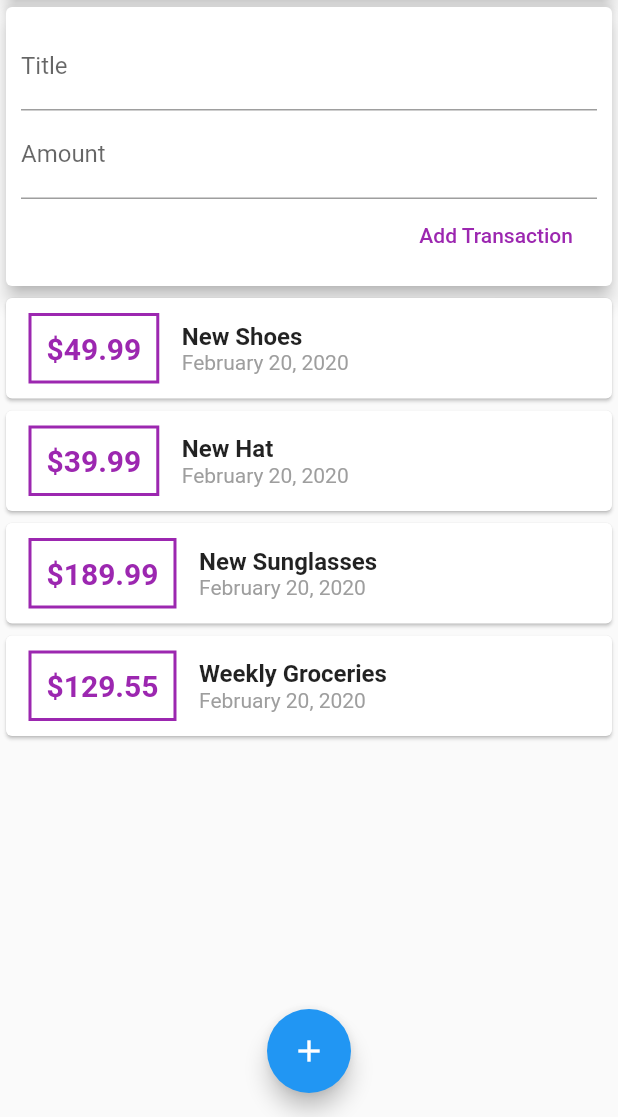
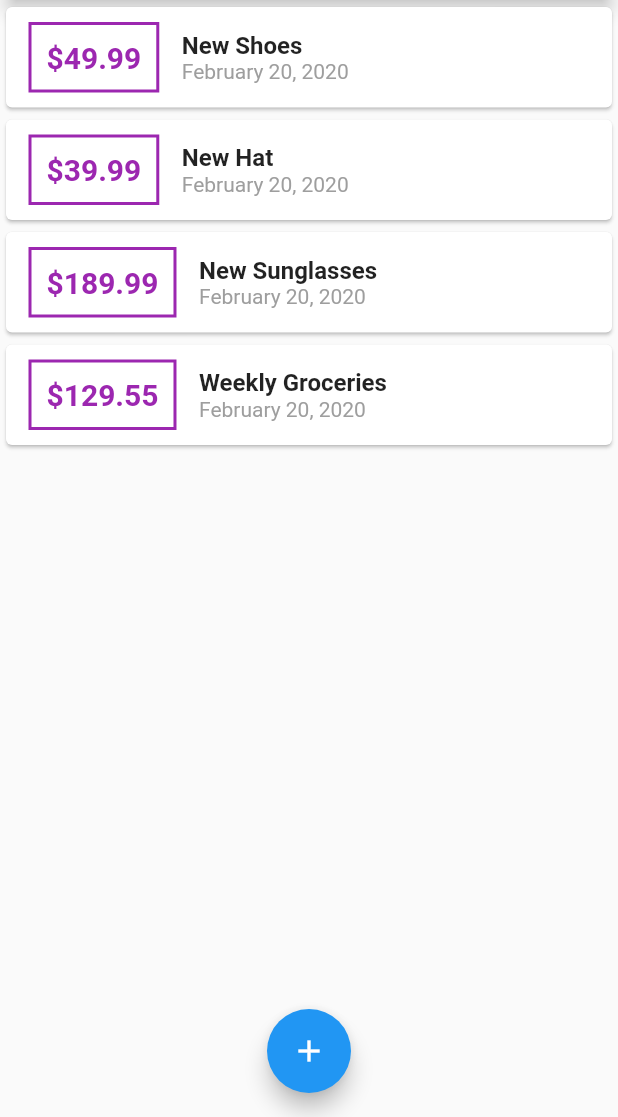
Before and after one commit to Liight/Expenditure-Tracker, a Flutter app: the screen it shows after launch, on a phone screen of 412 x 824 dp, the part 119-1236 px from its top. Run offline on Flutter 3.47's test engine with Material 2 defaults, Android fonts, the phone set to English and light mode, and no system bars.

Commit message:
- add modal - refactor (removed widget)

```diff
--- a/lib/main.dart
+++ b/lib/main.dart
@@ -1,8 +1,10 @@
 // flutter
 import 'package:flutter/material.dart';
+import 'package:flutter_expenditure_tracker/widgets/new_transaction.dart';
 
 // custom
-import './widgets/user_transactions.dart';
+import './widgets/transactionList.dart';
+import './models/transaction.dart';
 
 // run app
 void main() => runApp(MyApp());
@@ -12,22 +14,67 @@ class MyApp extends StatelessWidget {
   @override
   Widget build(BuildContext context) {
     return MaterialApp(
-      title: 'Flutter App',
+      title: 'Expenditure Tracker',
       home: MyHomePage(),
     );
   }
 }
 
 // main app state
-class MyHomePage extends StatelessWidget {
-  // user input variables
-  // String titleInput;
-  // String amountInput;
+class MyHomePage extends StatefulWidget {
+  @override
+  _MyHomePageState createState() => _MyHomePageState();
+}
 
-  final titleController =
-      TextEditingController(); // flutter controller for text input
-  final amountController =
-      TextEditingController(); // flutter controller for text input
+class _MyHomePageState extends State<MyHomePage> {
+  final List<Transaction> _userTransactions = [
+    Transaction(
+      id: 't1',
+      title: 'New Shoes',
+      amount: 49.99,
+      date: DateTime.now(),
+    ),
+    Transaction(
+      id: 't2',
+      title: 'New Hat',
+      amount: 39.99,
+      date: DateTime.now(),
+    ),
+    Transaction(
+      id: 't3',
+      title: 'New Sunglasses',
+      amount: 189.99,
+      date: DateTime.now(),
+    ),
+    Transaction(
+      id: 't4',
+      title: 'Weekly Groceries',
+      amount: 129.55,
+      date: DateTime.now(),
+    ),
+  ];
+
+  void _addNewTransaction(String txTitle, double txAmount) {
+    final newTx = Transaction(
+      title: txTitle,
+      amount: txAmount,
+      date: DateTime.now(),
+      id: DateTime.now().toString(),
+    );
+
+    setState(() {
+      _userTransactions.add(newTx);
+    });
+  }
+
+  void _startAddNewTransaction(BuildContext ctx) {
+    showModalBottomSheet(
+      context: ctx,
+      builder: (_) {
+        return NewTransaction(_addNewTransaction);
+      },
+    );
+  }
 
   @override
   Widget build(BuildContext context) {
@@ -35,12 +82,10 @@ class MyHomePage extends StatelessWidget {
       appBar: AppBar(title: Text('Expenditure Tracker'), actions: <Widget>[
         IconButton(
           icon: Icon(Icons.add),
-          onPressed: () {},
+          onPressed: () => _startAddNewTransaction(context),
         ),
       ]),
       body: ListView(
-        // mainAxisAlignment: MainAxisAlignment.spaceAround,
-        // crossAxisAlignment: CrossAxisAlignment.center,
         children: <Widget>[
           Container(
             width: double.infinity,
@@ -52,13 +97,13 @@ class MyHomePage extends StatelessWidget {
               elevation: 5,
             ),
           ),
-          UserTransactions(),
+          TransactionList(_userTransactions),
         ],
       ),
       floatingActionButtonLocation: FloatingActionButtonLocation.centerFloat,
       floatingActionButton: FloatingActionButton(
         child: Icon(Icons.add),
-        onPressed: () {},
+        onPressed: () => _startAddNewTransaction(context),
       ),
     );
   }
--- a/lib/widgets/user_transactions.dart
+++ /dev/null
@@ -1,61 +0,0 @@
-import 'package:flutter/material.dart';
-
-import './new_transaction.dart';
-import './transactionList.dart';
-import '../models/transaction.dart';
-
-class UserTransactions extends StatefulWidget {
-  @override
-  _UserTransactionsState createState() => _UserTransactionsState();
-}
-
-class _UserTransactionsState extends State<UserTransactions> {
-// list of transactions(custom class Transaction is not a widget)
-  final List<Transaction> _userTransactions = [
-    Transaction(
-      id: 't1',
-      title: 'New Shoes',
-      amount: 49.99,
-      date: DateTime.now(),
-    ),
-    Transaction(
-      id: 't2',
-      title: 'New Hat',
-      amount: 39.99,
-      date: DateTime.now(),
-    ),
-    Transaction(
-      id: 't3',
-      title: 'New Sunglasses',
-      amount: 189.99,
-      date: DateTime.now(),
-    ),
-    Transaction(
-      id: 't4',
-      title: 'Weekly Groceries',
-      amount: 129.55,
-      date: DateTime.now(),
-    ),
-  ];
-
-  void _addNewTransaction(String txTitle, double txAmount) {
-    final newTx = Transaction(
-      title: txTitle,
-      amount: txAmount,
-      date: DateTime.now(),
-      id: DateTime.now().toString(),
-    );
-
-    setState((){
-      _userTransactions.add(newTx);
-    });
-  }
-
-  @override
-  Widget build(BuildContext context) {
-    return Column(children: <Widget>[
-      NewTransaction(_addNewTransaction), // pass private function to child
-      TransactionList(_userTransactions),
-    ]);
-  }
-}
```
